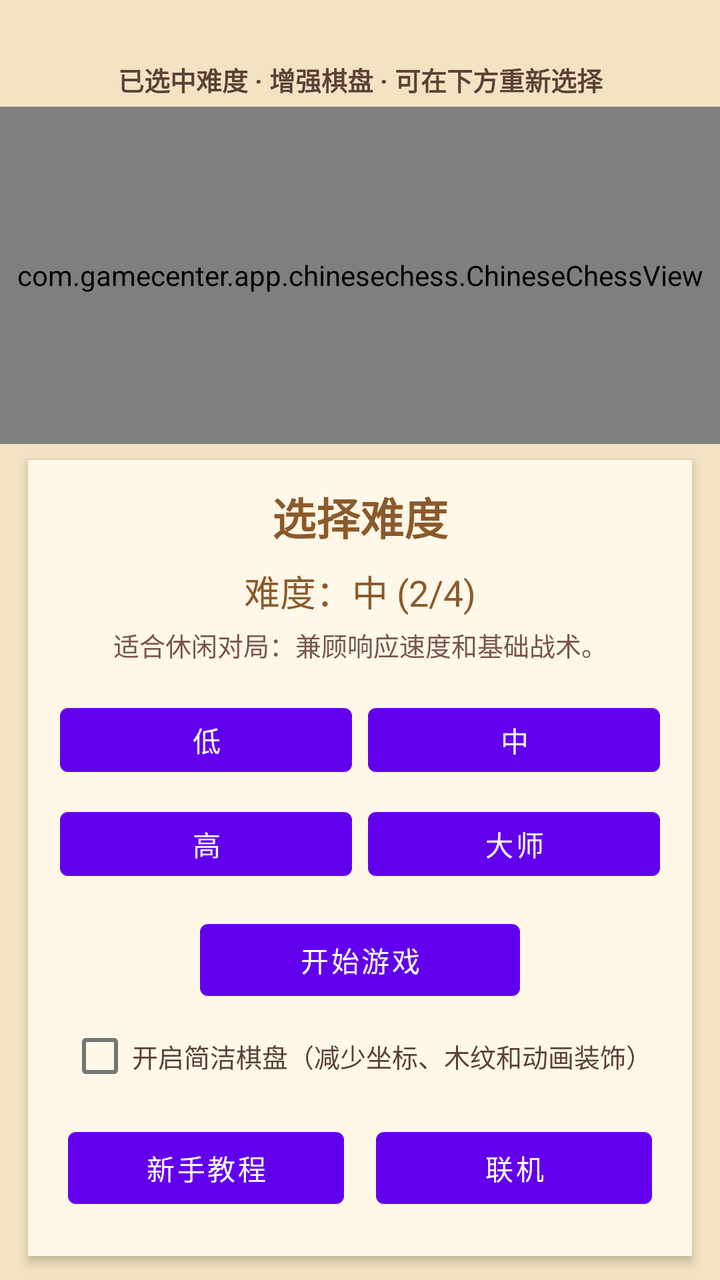
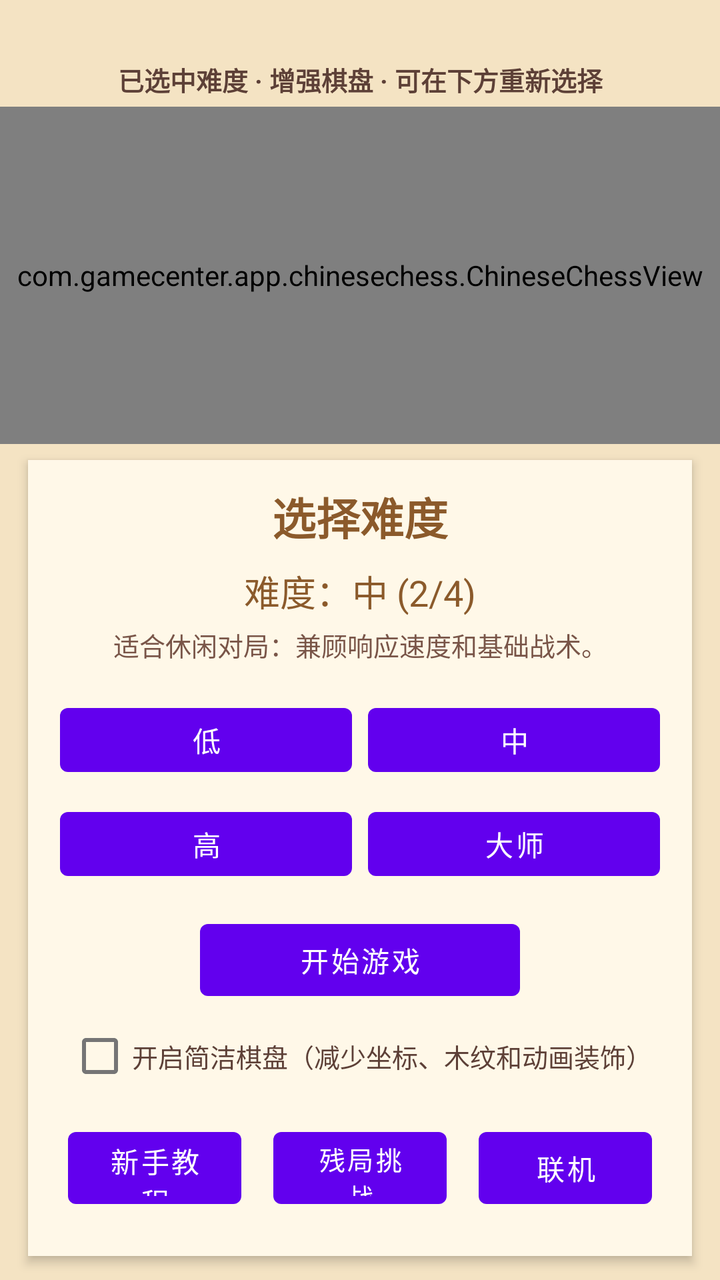

Screens rendered from an Android XML layout before and after an edit, with the pre-edit source and the edit as a unified diff.
<!-- AndroidManifest.xml: fallback theme Theme.MaterialComponents.DayNight.NoActionBar -->
<!-- res/layout/activity_chinese_chess.xml -->
<?xml version="1.0" encoding="utf-8"?>
<LinearLayout xmlns:android="http://schemas.android.com/apk/res/android"
    android:layout_width="match_parent"
    android:layout_height="match_parent"
    android:orientation="vertical"
    android:background="#F4E3C3"
    android:paddingTop="24dp">

    <TextView
        android:id="@+id/tv_game_meta"
        android:layout_width="match_parent"
        android:layout_height="wrap_content"
        android:gravity="center"
        android:maxLines="2"
        android:paddingHorizontal="12dp"
        android:paddingTop="6dp"
        android:paddingBottom="4dp"
        android:text="已选中难度 · 增强棋盘 · 可在下方重新选择"
        android:textColor="#5D4037"
        android:textSize="13sp"
        android:textStyle="bold" />

    <TextView
        android:id="@+id/tv_status"
        android:layout_width="match_parent"
        android:layout_height="wrap_content"
        android:gravity="center"
        android:paddingHorizontal="8dp"
        android:paddingVertical="5dp"
        android:textColor="#8B5A2B"
        android:textSize="16sp"
        android:textStyle="bold"
        android:visibility="gone" />

    <com.gamecenter.app.chinesechess.ChineseChessView
        android:id="@+id/chess_view"
        android:layout_width="match_parent"
        android:layout_height="0dp"
        android:layout_weight="1" />

    <LinearLayout
        android:id="@+id/difficulty_panel"
        android:layout_width="match_parent"
        android:layout_height="wrap_content"
        android:layout_marginHorizontal="14dp"
        android:layout_marginTop="8dp"
        android:layout_marginBottom="12dp"
        android:background="#FFF8E8"
        android:elevation="3dp"
        android:gravity="center"
        android:orientation="vertical"
        android:padding="12dp"
        android:visibility="visible">

        <TextView
            android:layout_width="wrap_content"
            android:layout_height="wrap_content"
            android:text="选择难度"
            android:textColor="#8B5A2B"
            android:textSize="22sp"
            android:textStyle="bold" />

        <TextView
            android:id="@+id/tv_difficulty_label"
            android:layout_width="wrap_content"
            android:layout_height="wrap_content"
            android:layout_marginTop="8dp"
            android:text="难度：中 (2/4)"
            android:textColor="#8B5A2B"
            android:textSize="18sp" />

        <TextView
            android:id="@+id/tv_difficulty_description"
            android:layout_width="match_parent"
            android:layout_height="wrap_content"
            android:layout_marginTop="4dp"
            android:gravity="center"
            android:maxLines="2"
            android:text="适合休闲对局：兼顾响应速度和基础战术。"
            android:textColor="#795548"
            android:textSize="13sp" />

        <LinearLayout
            android:layout_width="match_parent"
            android:layout_height="wrap_content"
            android:gravity="center"
            android:orientation="vertical"
            android:layout_marginTop="12dp">

            <LinearLayout
                android:layout_width="match_parent"
                android:layout_height="wrap_content"
                android:gravity="center"
                android:orientation="horizontal">

                <Button
                    android:id="@+id/btn_difficulty_1"
                    android:stateListAnimator="@null"
                    android:layout_width="0dp"
                    android:layout_height="44dp"
                    android:layout_margin="4dp"
                    android:layout_weight="1"
                    android:text="低"
                    android:textSize="14sp" />

                <Button
                    android:id="@+id/btn_difficulty_2"
                    android:stateListAnimator="@null"
                    android:layout_width="0dp"
                    android:layout_height="44dp"
                    android:layout_margin="4dp"
                    android:layout_weight="1"
                    android:text="中"
                    android:textSize="14sp" />

            </LinearLayout>

            <LinearLayout
                android:layout_width="match_parent"
                android:layout_height="wrap_content"
                android:gravity="center"
                android:orientation="horizontal">

                <Button
                    android:id="@+id/btn_difficulty_3"
                    android:stateListAnimator="@null"
                    android:layout_width="0dp"
                    android:layout_height="44dp"
                    android:layout_margin="4dp"
                    android:layout_weight="1"
                    android:text="高"
                    android:textSize="14sp" />

                <Button
                    android:id="@+id/btn_difficulty_4"
                    android:stateListAnimator="@null"
                    android:layout_width="0dp"
                    android:layout_height="44dp"
                    android:layout_margin="4dp"
                    android:layout_weight="1"
                    android:text="大师"
                    android:textSize="14sp" />

            </LinearLayout>

        </LinearLayout>

        <Button
            android:id="@+id/btn_start_game"
            android:stateListAnimator="@null"
            android:layout_width="160dp"
            android:layout_height="48dp"
            android:layout_marginTop="8dp"
            android:text="开始游戏" />

        <CheckBox
            android:id="@+id/check_simple_board"
            android:layout_width="wrap_content"
            android:layout_height="48dp"
            android:gravity="center_vertical"
            android:text="开启简洁棋盘（减少坐标、木纹和动画装饰）"
            android:textColor="#5D4037"
            android:textSize="13sp" />

        <LinearLayout
            android:layout_width="match_parent"
            android:layout_height="wrap_content"
            android:gravity="center"
            android:orientation="horizontal">

            <Button
                android:id="@+id/btn_tutorial"
                android:stateListAnimator="@null"
                android:layout_width="0dp"
                android:layout_height="48dp"
                android:layout_margin="8dp"
                android:layout_weight="1"
                android:text="新手教程" />

            <Button
                android:id="@+id/btn_online"
                android:stateListAnimator="@null"
                android:layout_width="0dp"
                android:layout_height="48dp"
                android:layout_margin="8dp"
                android:layout_weight="1"
                android:text="联机" />

        </LinearLayout>

    </LinearLayout>

    <LinearLayout
        android:id="@+id/control_panel"
        android:layout_width="match_parent"
        android:layout_height="wrap_content"
        android:layout_marginHorizontal="14dp"
        android:layout_marginTop="6dp"
        android:layout_marginBottom="10dp"
        android:gravity="center"
        android:orientation="vertical"
        android:visibility="gone">

        <LinearLayout
            android:layout_width="match_parent"
            android:layout_height="wrap_content"
            android:gravity="center"
            android:orientation="horizontal">

            <Button
                android:id="@+id/btn_undo"
                android:stateListAnimator="@null"
                android:layout_width="0dp"
                android:layout_height="48dp"
                android:layout_margin="4dp"
                android:layout_weight="1"
                android:text="悔棋"
                android:textSize="13sp" />

            <Button
                android:id="@+id/btn_hint"
                android:stateListAnimator="@null"
                android:layout_width="0dp"
                android:layout_height="48dp"
                android:layout_margin="4dp"
                android:layout_weight="1"
                android:text="提示"
                android:textSize="13sp" />

        </LinearLayout>

        <LinearLayout
            android:layout_width="match_parent"
            android:layout_height="wrap_content"
            android:gravity="center"
            android:orientation="horizontal">

            <Button
                android:id="@+id/btn_restart"
                android:stateListAnimator="@null"
                android:layout_width="0dp"
                android:layout_height="48dp"
                android:layout_margin="4dp"
                android:layout_weight="1"
                android:text="重新开始"
                android:textSize="13sp" />

            <Button
                android:id="@+id/btn_tutorial_ingame"
                android:stateListAnimator="@null"
                android:layout_width="0dp"
                android:layout_height="48dp"
                android:layout_margin="4dp"
                android:layout_weight="1"
                android:text="教程"
                android:textSize="13sp" />

            <Button
                android:id="@+id/btn_board_style"
                android:stateListAnimator="@null"
                android:layout_width="0dp"
                android:layout_height="48dp"
                android:layout_margin="4dp"
                android:layout_weight="1"
                android:text="棋盘：增强"
                android:textSize="12sp" />

        </LinearLayout>

    </LinearLayout>

</LinearLayout>
<!-- resources referenced by this layout -->
<resources>

</resources>

<!-- the commit's change to res/layout/activity_chinese_chess.xml (unified diff, before → after) -->
@@ -178,6 +178,16 @@
                 android:text="新手教程" />
 
             <Button
+                android:id="@+id/btn_endgame"
+                android:stateListAnimator="@null"
+                android:layout_width="0dp"
+                android:layout_height="48dp"
+                android:layout_margin="8dp"
+                android:layout_weight="1"
+                android:text="残局挑战"
+                android:textSize="13sp" />
+
+            <Button
                 android:id="@+id/btn_online"
                 android:stateListAnimator="@null"
                 android:layout_width="0dp"
